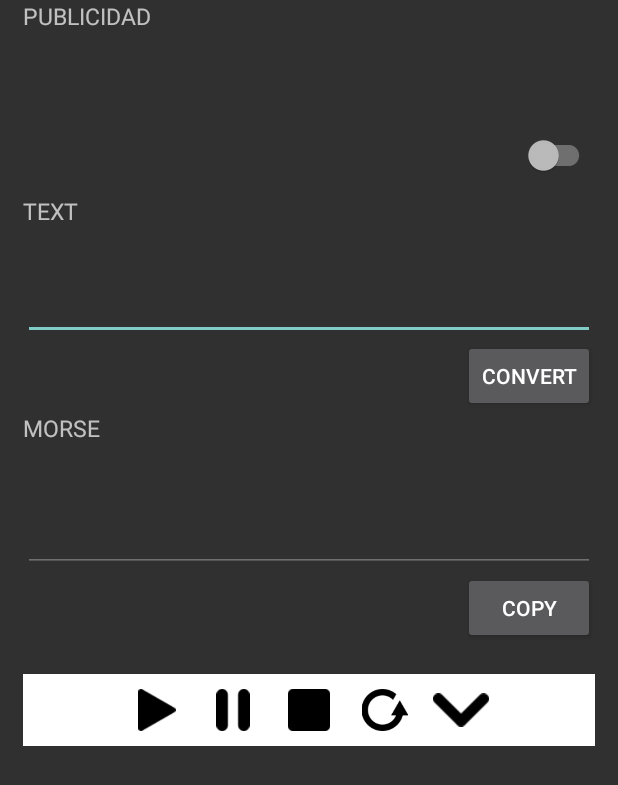
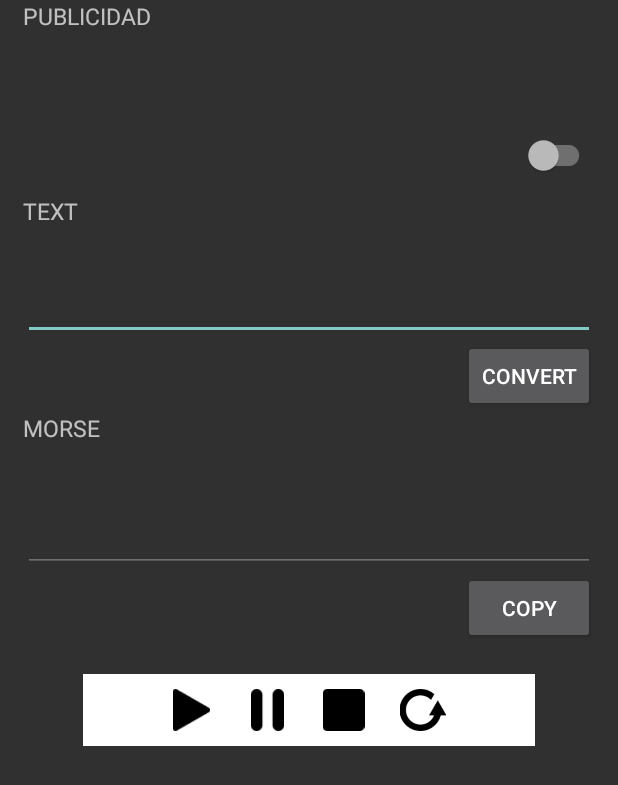
Before and after one commit to cgn170/android-txt2morse-java, an Android app: the screen it shows after launch (MainActivity), on a phone screen of 412 x 824 dp. Shown: the top 785 px of the screen. Run offline under Robolectric (Android 15) with nearby library versions, the phone set to English and light mode, and no system bars; our stand-ins replace EventBus; libraries missing offline, so code that uses them is left out: com.kyleduo.switchbutton; plain views replace SwitchButton; 2 statements that could not run were skipped.

Commit message:
Se realizaron fix en el codigo

```diff
--- a/app/src/main/java/io/freexd/txt2morse/MorseToAudio.java
+++ b/app/src/main/java/io/freexd/txt2morse/MorseToAudio.java
@@ -3,6 +3,9 @@ package io.freexd.txt2morse;
 import android.content.Context;
 import android.content.pm.PackageManager;
 import android.hardware.Camera;
+import android.media.AudioFormat;
+import android.media.AudioManager;
+import android.media.AudioTrack;
 import android.media.MediaPlayer;
 import android.util.Log;
 
@@ -23,8 +26,13 @@ public class MorseToAudio implements Runnable {
 
     String TAG = "MorseToFlashlight";
     boolean sound_on;
-    MediaPlayer short_sound_player;
-    MediaPlayer long_sound_player;
+    /*MediaPlayer short_sound_player;
+    MediaPlayer long_sound_player;*/
+
+    AudioTrack short_tone;
+    AudioTrack long_tone;
+
+    int frequency = 600;
 
     private List<MorseItem> list_morse_translate;
     private volatile boolean loop;
@@ -44,13 +52,16 @@ public class MorseToAudio implements Runnable {
      */
 
     public MorseToAudio(Context context){
-        this.context = context;
         try {
-            int res_id_short = context.getResources().getIdentifier("short_audio", "raw", context.getPackageName());
-            short_sound_player = MediaPlayer.create(context,res_id_short);
+            this.context = context;
 
-            int res_id_long = context.getResources().getIdentifier("long_audio", "raw", context.getPackageName());
-            long_sound_player = MediaPlayer.create(context,res_id_long);
+            //Delay time for each element
+            delay_dot=delay_unit;
+            delay_hyphen=delay_unit*3;
+            delay_inter_gap=delay_unit;
+            delay_short_gap=delay_unit*3;
+            delay_medium_gap=delay_unit*7;
+
         } catch (IllegalArgumentException e) {
             // TODO Auto-generated catch block
             e.printStackTrace();
@@ -61,35 +72,32 @@ public class MorseToAudio implements Runnable {
 
     }
 
-    public void playShortSound(){
-        sound_on = true;
-        this.short_sound_player.start();
-        //this.short_sound_player.reset();
-        sound_on = false;
-    }
-
-    public void playLongSound(){
-        sound_on = true;
-        this.long_sound_player.start();
-        sound_on = false;
-     //   this.long_sound_player.reset();
-    }
-
-    public void releaseResources(){
-        this.long_sound_player.release();
-        this.short_sound_player.release();
+    private AudioTrack generateTone(double freqHz, int durationMs)
+    {
+        int count = (int)(44100.0 * 2.0 * (durationMs / 1000.0)) & ~1;
+        short[] samples = new short[count];
+        for(int i = 0; i < count; i += 2){
+            short sample = (short)(Math.sin(2 * Math.PI * i / (44100.0 / freqHz)) * 0x7FFF);
+            samples[i + 0] = sample;
+            samples[i + 1] = sample;
+        }
+        AudioTrack track = new AudioTrack(AudioManager.STREAM_MUSIC, 44100,
+                AudioFormat.CHANNEL_OUT_STEREO, AudioFormat.ENCODING_PCM_16BIT,
+                count * (Short.SIZE / 8), AudioTrack.MODE_STATIC);
+        track.write(samples, 0, count);
+        return track;
     }
 
     public boolean morseToAudioCheck(final List<MorseItem> list_morse_translate, int position){
 
         start_position=position;
         //Se verifica si se logro abrir archivo de audio en el telefono
-        if(this.short_sound_player!=null && this.long_sound_player!=null){
+  //      if(this.short_sound_player!=null && this.long_sound_player!=null){
             this.list_morse_translate=list_morse_translate;
             Log.d(TAG,"Entro a check morseToFlashLightCheck");
             return true;
-        }
-        return false;
+      //  }
+    //    return false;
     }
 
     public void morseToAudioGO(int init_position){
@@ -103,11 +111,13 @@ public class MorseToAudio implements Runnable {
                 for (int j = 0; j < list_morse_translate.get(i).getMorse().length(); j++) {
                     switch (list_morse_translate.get(i).getMorse().charAt(j)) {
                         case '.':
-                            playShortSound();
+                            short_tone = generateTone(frequency , delay_dot);
+                            short_tone.play();
                             sleep(delay_dot);
                             break;
                         case '-':
-                            playLongSound();
+                            long_tone = generateTone(frequency , delay_hyphen);
+                            long_tone.play();
                             sleep(delay_hyphen);
                             break;
                         case ' ':
--- a/app/src/main/res/layout/activity_main.xml
+++ b/app/src/main/res/layout/activity_main.xml
@@ -127,17 +127,17 @@
         <TableRow
             android:gravity="center_horizontal"
             android:layout_marginTop="20dp"
-
+            android:paddingRight="40dp"
+            android:paddingLeft="40dp"
             >
 
             <LinearLayout
                 android:id="@+id/linearLayoutMainMenu"
                 android:layout_width="wrap_content"
                 android:layout_height="48dp"
-                android:orientation="horizontal"
                 android:background="#ffffff"
                 android:gravity="center_horizontal"
->
+                android:orientation="horizontal">
 
                 <ImageButton
                     android:id="@+id/bt_menu_reproducir_play"
@@ -146,15 +146,14 @@
                     android:layout_gravity="center"
                     android:layout_marginLeft="1dp"
                     android:layout_marginRight="1dp"
-                    android:src="@drawable/play"
+                    android:background="@android:color/white"
+                    android:onClick="onClick_Play_Control"
                     android:paddingBottom="10dp"
                     android:paddingLeft="5dp"
-                    android:paddingRight="5dp"
+                    android:paddingRight="10dp"
                     android:paddingTop="10dp"
                     android:scaleType="fitCenter"
-                    android:background="@android:color/white"
-                    android:onClick="onClick_Play_Control"
-                    />
+                    android:src="@drawable/play" />
 
                 <ImageButton
                     android:id="@+id/bt_menu_reproducir_pause"
@@ -163,14 +162,14 @@
                     android:layout_gravity="center"
                     android:layout_marginLeft="1dp"
                     android:layout_marginRight="1dp"
-                    android:src="@drawable/pause"
+                    android:background="@android:color/white"
+                    android:onClick="onClick_Pause_Control"
                     android:paddingBottom="10dp"
                     android:paddingLeft="5dp"
-                    android:paddingRight="5dp"
+                    android:paddingRight="10dp"
                     android:paddingTop="10dp"
                     android:scaleType="fitCenter"
-                    android:background="@android:color/white"
-                    android:onClick="onClick_Pause_Control"
+                    android:src="@drawable/pause"
 
                     />
 
@@ -181,14 +180,14 @@
                     android:layout_gravity="center"
                     android:layout_marginLeft="1dp"
                     android:layout_marginRight="1dp"
-                    android:src="@drawable/stop"
+                    android:background="@android:color/white"
+                    android:onClick="onClick_Stop_Control"
                     android:paddingBottom="10dp"
                     android:paddingLeft="5dp"
-                    android:paddingRight="5dp"
+                    android:paddingRight="10dp"
                     android:paddingTop="10dp"
                     android:scaleType="fitCenter"
-                    android:background="@android:color/white"
-                    android:onClick="onClick_Stop_Control"
+                    android:src="@drawable/stop"
 
                     />
 
@@ -199,31 +198,14 @@
                     android:layout_gravity="center"
                     android:layout_marginLeft="1dp"
                     android:layout_marginRight="1dp"
-                    android:src="@drawable/loop"
+                    android:background="@android:color/white"
+                    android:onClick="onClick_Loop_Control"
                     android:paddingBottom="10dp"
                     android:paddingLeft="5dp"
                     android:paddingRight="5dp"
                     android:paddingTop="10dp"
                     android:scaleType="fitCenter"
-                    android:background="@android:color/white"
-                    android:onClick="onClick_Loop_Control"
-
-                    />
-
-                <ImageButton
-                    android:id="@+id/bt_menu_reproducir_download"
-                    android:layout_width="48dp"
-                    android:layout_height="wrap_content"
-                    android:layout_gravity="center"
-                    android:layout_marginLeft="1dp"
-                    android:layout_marginRight="1dp"
-                    android:src="@drawable/download"
-                    android:paddingBottom="10dp"
-                    android:paddingLeft="5dp"
-                    android:paddingRight="5dp"
-                    android:paddingTop="10dp"
-                    android:scaleType="fitCenter"
-                    android:background="@android:color/white"
+                    android:src="@drawable/loop"
 
                     />
 
```
Also changed, not shown: 2 other files.
